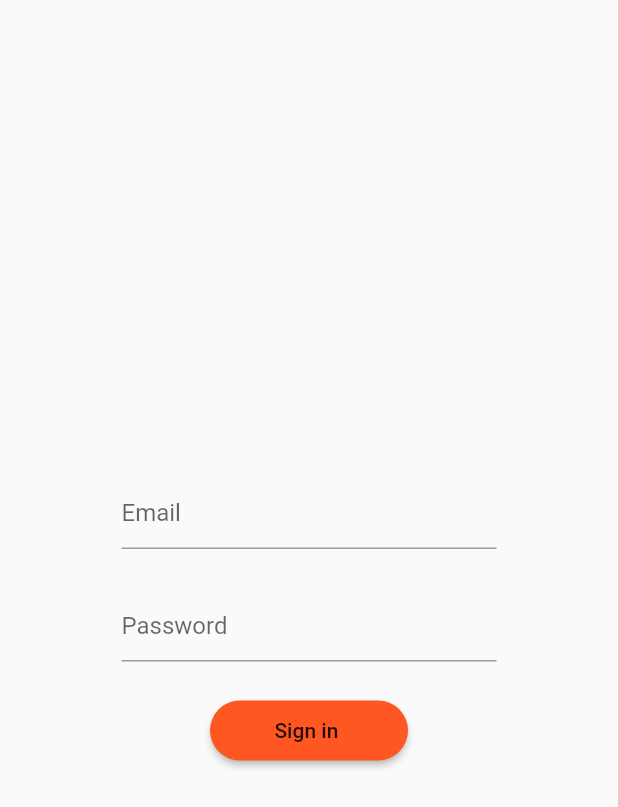
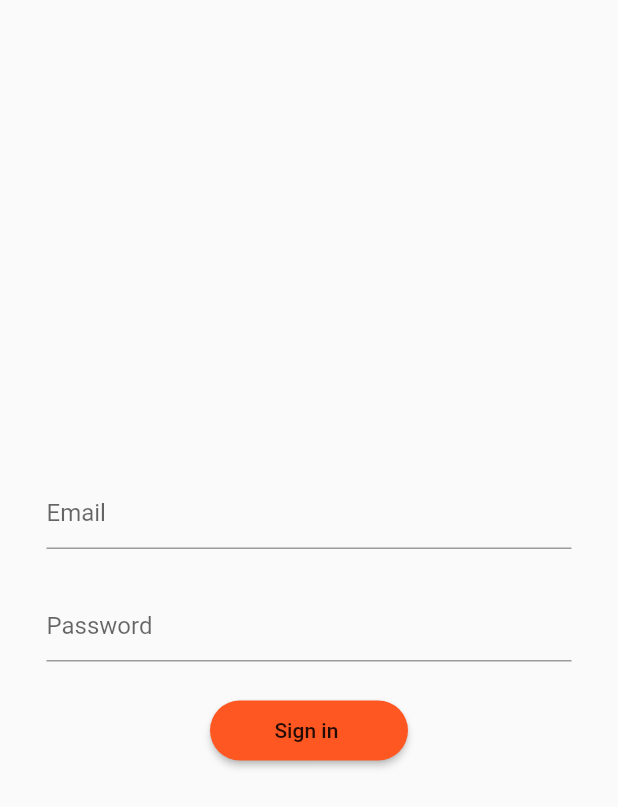
Before and after one commit to binyamindavid/digi, a Flutter app: the screen it shows after launch, on a phone screen of 412 x 824 dp. Shown: the top 807 px of the screen. Run offline on Flutter 3.47's test engine with Material 2 defaults, Android fonts, the phone set to English and light mode, and no system bars; our stand-ins replace firebase_auth, flutter_redux, redux; missing offline and left inert: redux_logging; accounts and stored records are empty.

Commit message:
width login

```diff
--- a/lib/screens/fragments/sign_in_fragment.dart
+++ b/lib/screens/fragments/sign_in_fragment.dart
@@ -43,7 +43,7 @@ class _SigninFragmentState extends State<SigninFragment> {
       body: Center(
         child: Container(
           //height: 250.0,
-          width: 300.0,
+          width: 400.0,
           child: Column(
             mainAxisAlignment: MainAxisAlignment.center,
             children: <Widget>[
```
